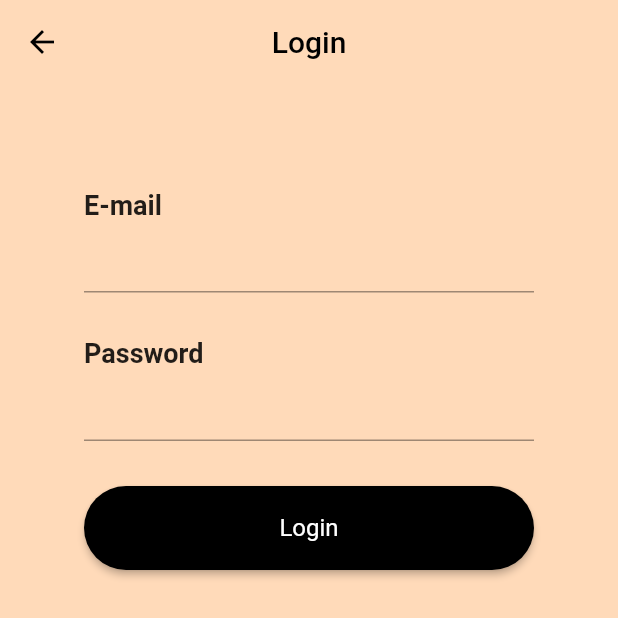
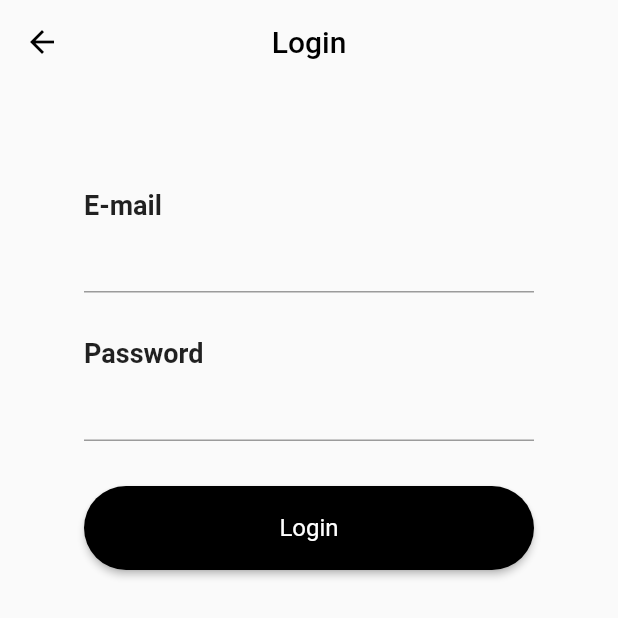
Before and after one commit to sauldesigns/Produ-Task, a Flutter app: the screen it shows after launch, after a tap on "Continue with email", on a phone screen of 412 x 824 dp, the top half of it. Run offline on Flutter 3.47's test engine with Material 2 defaults, Android fonts, the phone set to English and light mode, and no system bars; our stand-ins replace cloud_firestore, email_validator, fancy_bottom_navigation, firebase_auth; accounts and stored records are empty.

Commit message:
changed background color of all pages

```diff
--- a/lib/pages/landing_page.dart
+++ b/lib/pages/landing_page.dart
@@ -12,7 +12,7 @@ class _LandingPageState extends State<LandingPage> {
   @override
   Widget build(BuildContext context) {
     return Scaffold(
-      backgroundColor: Color.fromRGBO(255, 218, 185, 1),
+      // backgroundColor: Color.fromRGBO(255, 218, 185, 1),
       body: SingleChildScrollView(
         child: Column(
           children: <Widget>[
--- a/lib/pages/login.dart
+++ b/lib/pages/login.dart
@@ -38,7 +38,7 @@ class _LoginPageState extends State<LoginPage> {
         centerTitle: true,
         elevation: 0.0,
       ),
-      backgroundColor: Color.fromRGBO(255, 218, 185, 1),
+      // backgroundColor: Color.fromRGBO(255, 218, 185, 1),
       body: Container(
         child: SingleChildScrollView(
           child: Form(
--- a/lib/pages/sign_up.dart
+++ b/lib/pages/sign_up.dart
@@ -29,7 +29,7 @@ class _SignUpPageState extends State<SignUpPage> {
         centerTitle: true,
         elevation: 0.0,
       ),
-      backgroundColor: Color.fromRGBO(255, 218, 185, 1),
+      // backgroundColor: Color.fromRGBO(255, 218, 185, 1),
       body: Container(
         child: SingleChildScrollView(
           child: Form(
```
